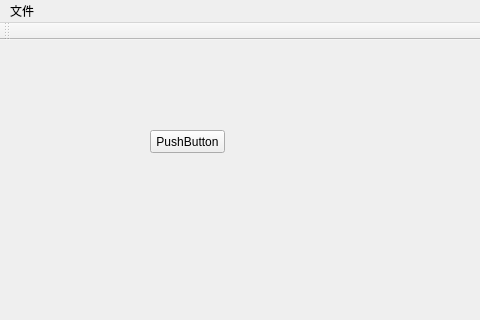
The window that mainwindow.ui (KawashiroNitori/HouseRentSystem) describes before a commit, drawn with Qt 5; both pictures show x 0 to 480 and y 0 to 320 of the 690 by 489 pixel window.
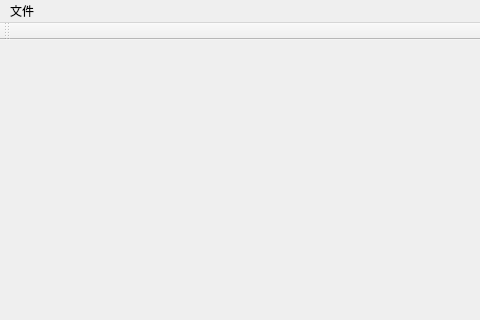
The same window after the commit.

Patch:
```diff
--- a/mainwindow.ui
+++ b/mainwindow.ui
@@ -13,21 +13,7 @@
   <property name="windowTitle">
    <string>MainWindow</string>
   </property>
-  <widget class="QWidget" name="centralWidget">
-   <widget class="QPushButton" name="pushButton">
-    <property name="geometry">
-     <rect>
-      <x>150</x>
-      <y>90</y>
-      <width>75</width>
-      <height>23</height>
-     </rect>
-    </property>
-    <property name="text">
-     <string>PushButton</string>
-    </property>
-   </widget>
-  </widget>
+  <widget class="QWidget" name="centralWidget"/>
   <widget class="QMenuBar" name="menuBar">
    <property name="geometry">
     <rect>
```
Left out of the diff: 38 changed lines with no effect on the pictures.
